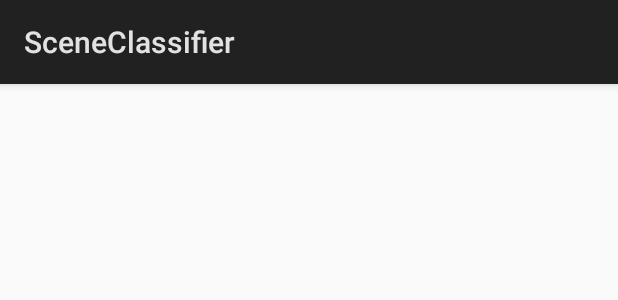
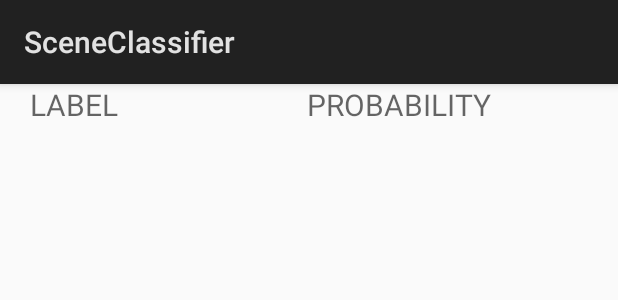
Before and after one commit to Exaltead/SceneClassifier, an Android app: the layout classification_view.xml on its own in the app's theme, with its tools: preview values and no code run, on a phone screen of 412 x 824 dp. Shown: the top 300 px of the screen. Run offline under Robolectric (Android 15) with nearby library versions, the phone set to English and light mode, and no system bars.

Commit message:
Formatted classification probabilities better

```diff
--- a/app/src/main/java/com/exaltead/sceneclassifier/ui/ClassificationAdapter.kt
+++ b/app/src/main/java/com/exaltead/sceneclassifier/ui/ClassificationAdapter.kt
@@ -20,7 +20,8 @@ class ClassificationAdapter(context: Context, resource: Int, items: List<Classif
             convertView
         }
         val probability = getItem(position)
-        view.cls_probability.text = probability.toString()
+        view.cls_label.text = probability.label
+        view.cls_probability.text =  "%.4f".format(probability.result)
         return view
     }
 }
--- a/app/src/main/res/layout/classification_view.xml
+++ b/app/src/main/res/layout/classification_view.xml
@@ -1,10 +1,25 @@
 <?xml version="1.0" encoding="utf-8"?>
-<LinearLayout xmlns:android="http://schemas.android.com/apk/res/android"
-    android:orientation="vertical" android:layout_width="match_parent"
+<android.support.constraint.ConstraintLayout
+    xmlns:android="http://schemas.android.com/apk/res/android"
+    xmlns:app="http://schemas.android.com/apk/res-auto"
+    android:orientation="vertical"
+    android:layout_width="match_parent"
     android:layout_height="match_parent">
     <TextView
+        android:id="@+id/cls_label"
+        android:layout_width="100sp"
+        android:layout_height="wrap_content"
+        android:hint="LABEL"
+        android:layout_marginStart="20dp"
+        android:textSize="20sp"
+        app:layout_constraintStart_toStartOf="parent" />
+    <TextView
         android:id="@+id/cls_probability"
-        android:layout_width="match_parent"
-        android:layout_height="wrap_content" />
+        android:layout_width="wrap_content"
+        android:layout_height="wrap_content"
+        android:hint="PROBABILITY"
+        android:textSize="20sp"
+        app:layout_constraintStart_toEndOf="@id/cls_label"
+        app:layout_constraintEnd_toEndOf="parent"/>
 
-</LinearLayout>
+</android.support.constraint.ConstraintLayout>
```
